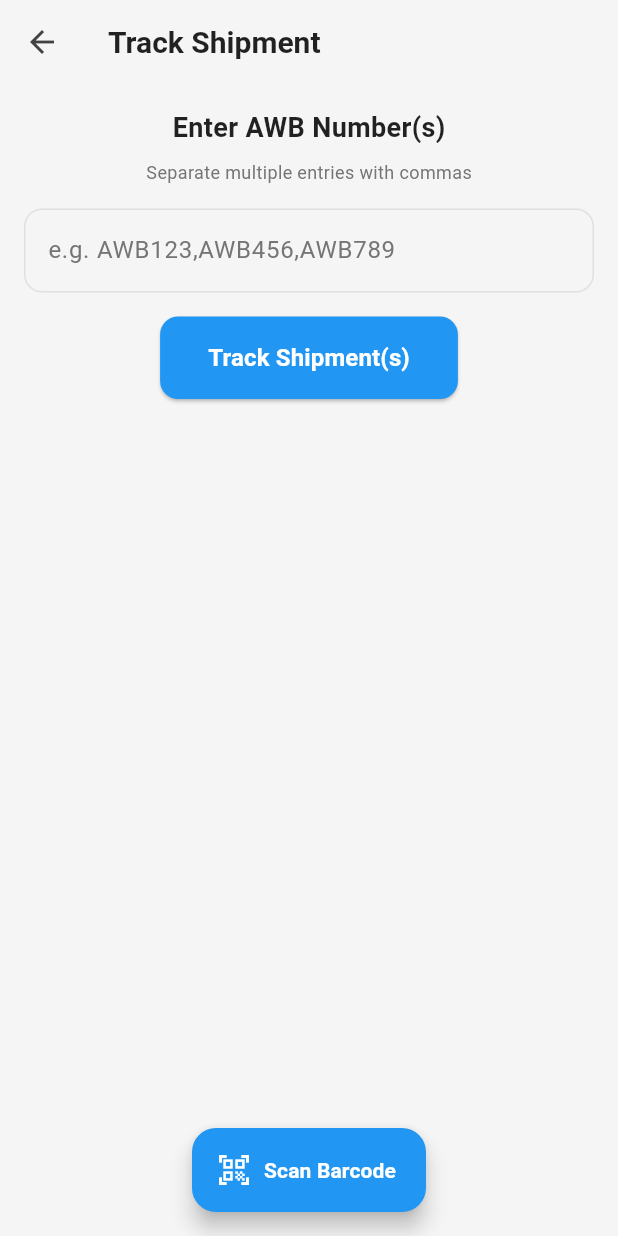
After one commit to AbdulsemedM/Courier-App, a Flutter app: the BarcodeReaderScreen screen opened directly, after a tap on "Manual Entry", on a phone screen of 412 x 824 dp. The commit adds this screen. Run offline on Flutter 3.47's test engine with Material 3 defaults, Android fonts, the phone set to English and light mode, and no system bars; our stand-ins replace bottom_navy_bar, flutter_bloc, flutter_secure_storage, permission_handler, shared_preferences, shimmer; missing offline and left inert: mobile_scanner; accounts and stored records are empty.

Commit message:
Barcode reader integrated

```diff
--- /dev/null
+++ b/lib/features/barcode_reader/bloc/barcode_reader_bloc.dart
@@ -0,0 +1,13 @@
+import 'package:flutter/foundation.dart';
+import 'package:flutter_bloc/flutter_bloc.dart';
+
+part 'barcode_reader_event.dart';
+part 'barcode_reader_state.dart';
+
+class BarcodeReaderBloc extends Bloc<BarcodeReaderEvent, BarcodeReaderState> {
+  BarcodeReaderBloc() : super(BarcodeReaderInitial()) {
+    on<BarcodeReaderEvent>((event, emit) {
+      // TODO: implement event handler
+    });
+  }
+}
--- /dev/null
+++ b/lib/features/barcode_reader/bloc/barcode_reader_event.dart
@@ -0,0 +1,4 @@
+part of 'barcode_reader_bloc.dart';
+
+@immutable
+sealed class BarcodeReaderEvent {}
--- /dev/null
+++ b/lib/features/barcode_reader/bloc/barcode_reader_state.dart
@@ -0,0 +1,6 @@
+part of 'barcode_reader_bloc.dart';
+
+@immutable
+sealed class BarcodeReaderState {}
+
+final class BarcodeReaderInitial extends BarcodeReaderState {}
--- /dev/null
+++ b/lib/features/barcode_reader/presentation/screen/barcode_reader_screen.dart
@@ -0,0 +1,326 @@
+import 'package:flutter/material.dart';
+import 'package:provider/provider.dart';
+import 'package:permission_handler/permission_handler.dart';
+import '../../../../core/theme/theme_provider.dart';
+import '../widgets/barcode_reader_widget.dart';
+
+class BarcodeReaderScreen extends StatefulWidget {
+  const BarcodeReaderScreen({super.key});
+
+  @override
+  State<BarcodeReaderScreen> createState() => _BarcodeReaderScreenState();
+}
+
+class _BarcodeReaderScreenState extends State<BarcodeReaderScreen> {
+  bool _isScanning = true;
+  bool _hasCameraPermission = false;
+  final _trackingController = TextEditingController();
+  String? _error;
+  final Set<String> _scannedBarcodes = {}; // Using Set to ensure uniqueness
+  bool _isPaused = false;
+
+  @override
+  void initState() {
+    super.initState();
+    _checkCameraPermission();
+  }
+
+  @override
+  void dispose() {
+    _trackingController.dispose();
+    super.dispose();
+  }
+
+  Future<void> _checkCameraPermission() async {
+    final status = await Permission.camera.status;
+    setState(() {
+      _hasCameraPermission = status.isGranted;
+    });
+
+    if (!status.isGranted) {
+      final result = await Permission.camera.request();
+      setState(() {
+        _hasCameraPermission = result.isGranted;
+      });
+    }
+  }
+
+  Widget _buildCameraPermissionDenied(bool isDarkMode) {
+    return Center(
+      child: Padding(
+        padding: const EdgeInsets.all(24.0),
+        child: Column(
+          mainAxisAlignment: MainAxisAlignment.center,
+          children: [
+            Icon(
+              Icons.camera_alt_outlined,
+              size: 64,
+              color: isDarkMode ? Colors.grey[400] : Colors.grey[600],
+            ),
+            const SizedBox(height: 16),
+            Text(
+              'Camera Permission Required',
+              style: TextStyle(
+                fontSize: 20,
+                fontWeight: FontWeight.bold,
+                color: isDarkMode ? Colors.white : Colors.black87,
+              ),
+            ),
+            const SizedBox(height: 8),
+            Text(
+              'Please grant camera permission to scan barcodes',
+              textAlign: TextAlign.center,
+              style: TextStyle(
+                color: isDarkMode ? Colors.grey[400] : Colors.grey[600],
+              ),
+            ),
+            const SizedBox(height: 24),
+            ElevatedButton(
+              onPressed: () async {
+                await openAppSettings();
+              },
+              style: ElevatedButton.styleFrom(
+                backgroundColor: isDarkMode ? Colors.blue[700] : Colors.blue,
+                foregroundColor: Colors.white,
+                padding: const EdgeInsets.symmetric(
+                  horizontal: 32,
+                  vertical: 16,
+                ),
+                shape: RoundedRectangleBorder(
+                  borderRadius: BorderRadius.circular(12),
+                ),
+              ),
+              child: const Text('Open Settings'),
+            ),
+          ],
+        ),
+      ),
+    );
+  }
+
+  void _onBarcodeDetected(String barcode) async {
+    if (_isPaused) return; // Ignore if scanning is paused
+
+    if (barcode.isEmpty) {
+      setState(() {
+        _error = 'Invalid barcode detected';
+      });
+      return;
+    }
+
+    if (_scannedBarcodes.contains(barcode)) {
+      setState(() {
+        _error = 'This barcode has already been scanned';
+      });
+      return;
+    }
+
+    setState(() => _isPaused = true); // Pause scanning
+
+    final bool? shouldStore = await showDialog<bool>(
+      context: context,
+      barrierDismissible: false,
+      builder: (context) => _buildBarcodeDialog(barcode),
+    );
+
+    if (shouldStore == true) {
+      setState(() {
+        _scannedBarcodes.add(barcode);
+        _error = null;
+      });
+    }
+
+    setState(() => _isPaused = false); // Resume scanning
+  }
+
+  Widget _buildBarcodeDialog(String barcode) {
+    final themeProvider = Provider.of<ThemeProvider>(context, listen: false);
+    final isDarkMode = themeProvider.isDarkMode;
+
+    return AlertDialog(
+      backgroundColor: isDarkMode ? const Color(0xFF1E2837) : Colors.white,
+      title: Text(
+        'Barcode Detected',
+        style: TextStyle(
+          color: isDarkMode ? Colors.white : Colors.black87,
+        ),
+      ),
+      content: Column(
+        mainAxisSize: MainAxisSize.min,
+        crossAxisAlignment: CrossAxisAlignment.start,
+        children: [
+          Text(
+            'Value: $barcode',
+            style: TextStyle(
+              color: isDarkMode ? Colors.grey[300] : Colors.grey[800],
+            ),
+          ),
+          const SizedBox(height: 16),
+          Text(
+            'Total scanned: ${_scannedBarcodes.length}',
+            style: TextStyle(
+              color: isDarkMode ? Colors.grey[400] : Colors.grey[600],
+              fontSize: 12,
+            ),
+          ),
+        ],
+      ),
+      actions: [
+        TextButton(
+          onPressed: () => Navigator.pop(context, false),
+          child: Text(
+            'Skip',
+            style: TextStyle(
+              color: isDarkMode ? Colors.grey[400] : Colors.grey[600],
+            ),
+          ),
+        ),
+        ElevatedButton(
+          onPressed: () => Navigator.pop(context, true),
+          style: ElevatedButton.styleFrom(
+            backgroundColor: isDarkMode ? Colors.blue[700] : Colors.blue,
+            foregroundColor: Colors.white,
+          ),
+          child: const Text('Store & Continue'),
+        ),
+      ],
+    );
+  }
+
+  Widget _buildScannedList(bool isDarkMode) {
+    if (_scannedBarcodes.isEmpty) return const SizedBox.shrink();
+
+    return Container(
+      padding: const EdgeInsets.all(16),
+      margin: const EdgeInsets.all(16),
+      decoration: BoxDecoration(
+        color:
+            isDarkMode ? Colors.grey[900]!.withOpacity(0.5) : Colors.grey[100],
+        borderRadius: BorderRadius.circular(12),
+        border: Border.all(
+          color: isDarkMode ? Colors.grey[800]! : Colors.grey[300]!,
+        ),
+      ),
+      child: Column(
+        crossAxisAlignment: CrossAxisAlignment.start,
+        mainAxisSize: MainAxisSize.min,
+        children: [
+          Row(
+            mainAxisAlignment: MainAxisAlignment.spaceBetween,
+            children: [
+              Text(
+                'Scanned Barcodes (${_scannedBarcodes.length})',
+                style: TextStyle(
+                  fontWeight: FontWeight.bold,
+                  color: isDarkMode ? Colors.white : Colors.black87,
+                ),
+              ),
+              IconButton(
+                icon: const Icon(Icons.clear_all),
+                color: isDarkMode ? Colors.grey[400] : Colors.grey[600],
+                onPressed: () {
+                  setState(() => _scannedBarcodes.clear());
+                },
+                tooltip: 'Clear all',
+              ),
+            ],
+          ),
+          const SizedBox(height: 8),
+          Wrap(
+            spacing: 8,
+            runSpacing: 8,
+            children: _scannedBarcodes
+                .map((barcode) => Chip(
+                      label: Text(
+                        barcode,
+                        style: TextStyle(
+                          color: isDarkMode ? Colors.white : Colors.black87,
+                        ),
+                      ),
+                      backgroundColor: isDarkMode
+                          ? Colors.blue[900]!.withOpacity(0.3)
+                          : Colors.blue[100],
+                      deleteIcon: Icon(
+                        Icons.close,
+                        size: 16,
+                        color: isDarkMode ? Colors.grey[400] : Colors.grey[600],
+                      ),
+                      onDeleted: () {
+                        setState(() => _scannedBarcodes.remove(barcode));
+                      },
+                    ))
+                .toList(),
+          ),
+        ],
+      ),
+    );
+  }
+
+  void _onManualSubmit(String value) {
+    if (value.isEmpty) {
+      setState(() {
+        _error = 'Please enter a tracking number';
+      });
+      return;
+    }
+
+    // TODO: Navigate to tracking details or handle the input
+    print('Manual entry: $value');
+  }
+
+  void _toggleScanMode() {
+    setState(() {
+      _isScanning = !_isScanning;
+      _error = null;
+    });
+  }
+
+  @override
+  Widget build(BuildContext context) {
+    final themeProvider = Provider.of<ThemeProvider>(context);
+    final isDarkMode = themeProvider.isDarkMode;
+
+    return Scaffold(
+      backgroundColor: isDarkMode ? const Color(0xFF0A1931) : Colors.grey[100],
+      appBar: AppBar(
+        elevation: 0,
+        backgroundColor: Colors.transparent,
+        title: Text(
+          'Track Shipment',
+          style: TextStyle(
+            color: isDarkMode ? Colors.white : Colors.black87,
+            fontSize: 20,
+            fontWeight: FontWeight.bold,
+          ),
+        ),
+      ),
+      body: Column(
+        children: [
+          if (_error != null)
+            BarcodeReaderWidgets.buildErrorMessage(_error!, isDarkMode),
+          if (_scannedBarcodes.isNotEmpty) _buildScannedList(isDarkMode),
+          Expanded(
+            child: _isScanning
+                ? _hasCameraPermission
+                    ? BarcodeReaderWidgets.buildScanner(
+                        isDarkMode: isDarkMode,
+                        onBarcodeDetected: _onBarcodeDetected,
+                      )
+                    : _buildCameraPermissionDenied(isDarkMode)
+                : BarcodeReaderWidgets.buildManualEntry(
+                    isDarkMode: isDarkMode,
+                    controller: _trackingController,
+                    onSubmit: _onManualSubmit,
+                  ),
+          ),
+        ],
+      ),
+      floatingActionButton: BarcodeReaderWidgets.buildToggleButton(
+        isDarkMode: isDarkMode,
+        isScanning: _isScanning,
+        onToggle: _toggleScanMode,
+      ),
+      floatingActionButtonLocation: FloatingActionButtonLocation.centerFloat,
+    );
+  }
+}
--- /dev/null
+++ b/lib/features/barcode_reader/presentation/widgets/barcode_reader_widget.dart
@@ -0,0 +1,217 @@
+import 'package:flutter/material.dart';
+import 'package:mobile_scanner/mobile_scanner.dart';
+// import 'package:provider/provider.dart';
+// import '../../../../core/theme/theme_provider.dart';
+
+class BarcodeReaderWidgets {
+  static Widget buildScanner({
+    required bool isDarkMode,
+    required Function(String) onBarcodeDetected,
+  }) {
+    return Column(
+      children: [
+        Expanded(
+          child: Container(
+            decoration: BoxDecoration(
+              borderRadius: BorderRadius.circular(20),
+              border: Border.all(
+                color: isDarkMode ? Colors.blue.shade700 : Colors.blue.shade200,
+                width: 2,
+              ),
+            ),
+            margin: const EdgeInsets.all(16),
+            child: ClipRRect(
+              borderRadius: BorderRadius.circular(18),
+              child: MobileScanner(
+                onDetect: (capture) {
+                  final List<Barcode> barcodes = capture.barcodes;
+                  if (barcodes.isNotEmpty && barcodes[0].rawValue != null) {
+                    onBarcodeDetected(barcodes[0].rawValue!);
+                  }
+                },
+              ),
+            ),
+          ),
+        ),
+        const SizedBox(height: 16),
+        Text(
+          'Align barcode within the frame',
+          style: TextStyle(
+            color: isDarkMode ? Colors.grey[400] : Colors.grey[600],
+            fontSize: 16,
+          ),
+        ),
+        const SizedBox(height: 24),
+      ],
+    );
+  }
+
+  static Widget buildManualEntry({
+    required bool isDarkMode,
+    required TextEditingController controller,
+    required Function(String) onSubmit,
+  }) {
+    return Padding(
+      padding: const EdgeInsets.all(16.0),
+      child: Column(
+        mainAxisSize: MainAxisSize.min,
+        children: [
+          Text(
+            'Enter AWB Number(s)',
+            style: TextStyle(
+              fontSize: 18,
+              fontWeight: FontWeight.bold,
+              color: isDarkMode ? Colors.white : Colors.black87,
+            ),
+          ),
+          const SizedBox(height: 8),
+          Text(
+            'Separate multiple entries with commas',
+            style: TextStyle(
+              fontSize: 12,
+              color: isDarkMode ? Colors.grey[400] : Colors.grey[600],
+            ),
+          ),
+          const SizedBox(height: 16),
+          TextField(
+            controller: controller,
+            style: TextStyle(
+              color: isDarkMode ? Colors.white : Colors.black87,
+            ),
+            textCapitalization: TextCapitalization.characters,
+            onChanged: (value) {
+              // Remove spaces and convert to uppercase
+              final newValue = value.replaceAll(' ', '').toUpperCase();
+              if (value != newValue) {
+                controller.value = controller.value.copyWith(
+                  text: newValue,
+                  selection: TextSelection.collapsed(offset: newValue.length),
+                );
+              }
+            },
+            decoration: InputDecoration(
+              hintText: 'e.g. AWB123,AWB456,AWB789',
+              hintStyle: TextStyle(
+                color: isDarkMode ? Colors.grey[400] : Colors.grey[600],
+              ),
+              filled: true,
+              fillColor: isDarkMode
+                  ? Colors.grey[800]!.withOpacity(0.5)
+                  : Colors.grey[100],
+              border: OutlineInputBorder(
+                borderRadius: BorderRadius.circular(12),
+                borderSide: BorderSide(
+                  color: isDarkMode ? Colors.grey[700]! : Colors.grey[300]!,
+                ),
+              ),
+              enabledBorder: OutlineInputBorder(
+                borderRadius: BorderRadius.circular(12),
+                borderSide: BorderSide(
+                  color: isDarkMode ? Colors.grey[700]! : Colors.grey[300]!,
+                ),
+              ),
+              focusedBorder: OutlineInputBorder(
+                borderRadius: BorderRadius.circular(12),
+                borderSide: BorderSide(
+                  color: isDarkMode ? Colors.blue[400]! : Colors.blue[700]!,
+                ),
+              ),
+            ),
+            onSubmitted: (value) {
+              final barcodes =
+                  value.split(',').where((code) => code.isNotEmpty).toList();
+              for (final barcode in barcodes) {
+                onSubmit(barcode);
+              }
+              controller.clear();
+            },
+          ),
+          const SizedBox(height: 16),
+          ElevatedButton(
+            onPressed: () {
+              final barcodes = controller.text
+                  .split(',')
+                  .where((code) => code.isNotEmpty)
+                  .toList();
+              for (final barcode in barcodes) {
+                onSubmit(barcode);
+              }
+              controller.clear();
+            },
+            style: ElevatedButton.styleFrom(
+              backgroundColor: isDarkMode ? Colors.blue[700] : Colors.blue,
+              foregroundColor: Colors.white,
+              padding: const EdgeInsets.symmetric(
+                horizontal: 32,
+                vertical: 16,
+              ),
+              shape: RoundedRectangleBorder(
+                borderRadius: BorderRadius.circular(12),
+              ),
+            ),
+            child: const Text(
+              'Track Shipment(s)',
+              style: TextStyle(
+                fontSize: 16,
+                fontWeight: FontWeight.bold,
+              ),
+            ),
+          ),
+        ],
+      ),
+    );
+  }
+
+  static Widget buildToggleButton({
+    required bool isDarkMode,
+    required bool isScanning,
+    required VoidCallback onToggle,
+  }) {
+    return FloatingActionButton.extended(
+      onPressed: onToggle,
+      backgroundColor: isDarkMode ? Colors.blue[700] : Colors.blue,
+      icon: Icon(
+        isScanning ? Icons.edit : Icons.qr_code_scanner,
+        color: Colors.white,
+      ),
+      label: Text(
+        isScanning ? 'Manual Entry' : 'Scan Barcode',
+        style: const TextStyle(
+          color: Colors.white,
+          fontWeight: FontWeight.bold,
+        ),
+      ),
+    );
+  }
+
+  static Widget buildErrorMessage(String message, bool isDarkMode) {
+    return Container(
+      padding: const EdgeInsets.all(16),
+      margin: const EdgeInsets.all(16),
+      decoration: BoxDecoration(
+        color: isDarkMode ? Colors.red[900]!.withOpacity(0.2) : Colors.red[100],
+        borderRadius: BorderRadius.circular(12),
+        border: Border.all(
+          color: isDarkMode ? Colors.red[700]! : Colors.red[300]!,
+        ),
+      ),
+      child: Row(
+        children: [
+          Icon(
+            Icons.error_outline,
+            color: isDarkMode ? Colors.red[300] : Colors.red[700],
+          ),
+          const SizedBox(width: 12),
+          Expanded(
+            child: Text(
+              message,
+              style: TextStyle(
+                color: isDarkMode ? Colors.red[300] : Colors.red[700],
+              ),
+            ),
+          ),
+        ],
+      ),
+    );
+  }
+}
--- a/pubspec.yaml
+++ b/pubspec.yaml
@@ -41,6 +41,8 @@ dependencies:
   provider: ^6.0.5
   shared_preferences: ^2.2.2
   shimmer: ^3.0.0
+  mobile_scanner: ^3.5.6
+  permission_handler: ^11.3.0
 
 dev_dependencies:
   flutter_test:
```
Also changed, not shown: lib/features/home_screen/presentation/screen/home_screen.dart (+7 -2 lines), pubspec.lock, 5 other files.
